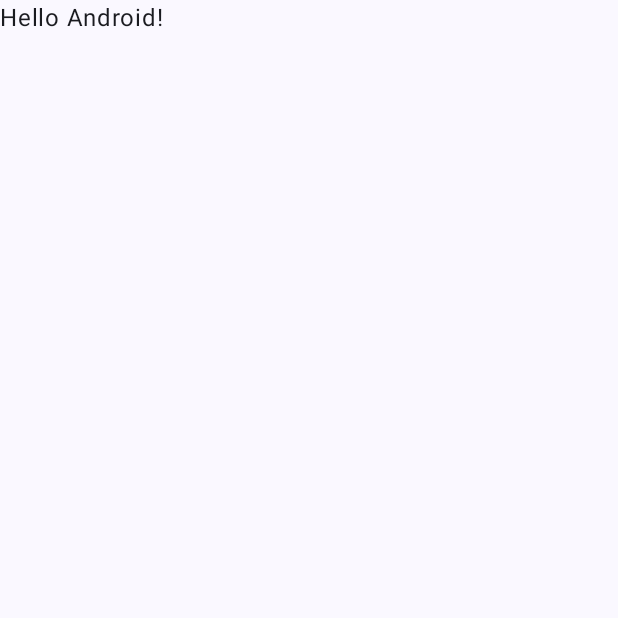
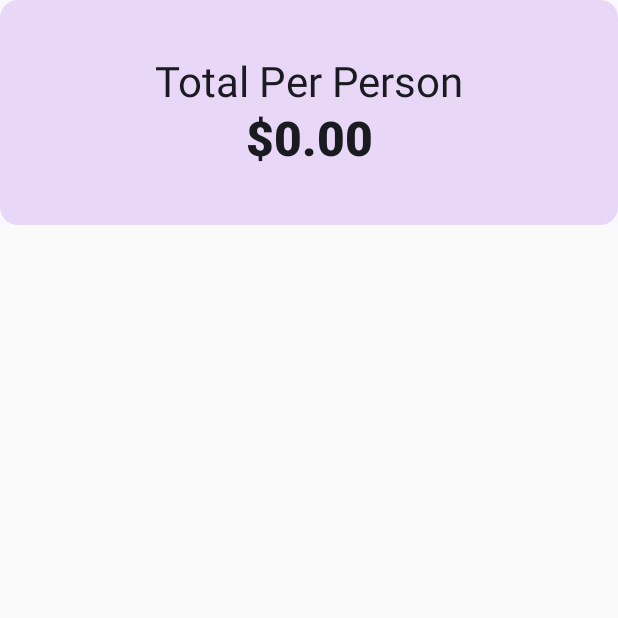
Before and after one commit to ayesh99747/Jetpack-Tip-App, an Android app built with Jetpack Compose: the screen it shows after launch (MainActivity), on a phone screen of 412 x 824 dp, the top half of it. Before the commit the part shown is almost empty. Run offline under Robolectric (Android 15) with nearby library versions, the phone set to English and light mode, and no system bars.

Commit message:
Created the top header.

```diff
--- a/app/build.gradle.kts
+++ b/app/build.gradle.kts
@@ -5,7 +5,7 @@ plugins {
 
 android {
     namespace = "com.example.jetpacktipapp"
-    compileSdk = 33
+    compileSdk = 34
 
     defaultConfig {
         applicationId = "com.example.jetpacktipapp"
--- a/app/src/main/java/com/example/jetpacktipapp/MainActivity.kt
+++ b/app/src/main/java/com/example/jetpacktipapp/MainActivity.kt
@@ -3,44 +3,85 @@ package com.example.jetpacktipapp
 import android.os.Bundle
 import androidx.activity.ComponentActivity
 import androidx.activity.compose.setContent
-import androidx.compose.foundation.layout.fillMaxSize
+import androidx.compose.foundation.layout.Arrangement
+import androidx.compose.foundation.layout.Column
+import androidx.compose.foundation.layout.fillMaxWidth
+import androidx.compose.foundation.layout.height
+import androidx.compose.foundation.layout.padding
+import androidx.compose.foundation.shape.CircleShape
+import androidx.compose.foundation.shape.CornerSize
+import androidx.compose.foundation.shape.RoundedCornerShape
 import androidx.compose.material3.MaterialTheme
 import androidx.compose.material3.Surface
 import androidx.compose.material3.Text
 import androidx.compose.runtime.Composable
+import androidx.compose.ui.Alignment
 import androidx.compose.ui.Modifier
+import androidx.compose.ui.draw.clip
+import androidx.compose.ui.graphics.Color
+import androidx.compose.ui.text.TextStyle
+import androidx.compose.ui.text.font.FontWeight
 import androidx.compose.ui.tooling.preview.Preview
+import androidx.compose.ui.unit.dp
 import com.example.jetpacktipapp.ui.theme.JetpackTipAppTheme
 
 class MainActivity : ComponentActivity() {
     override fun onCreate(savedInstanceState: Bundle?) {
         super.onCreate(savedInstanceState)
         setContent {
-            JetpackTipAppTheme {
-                // A surface container using the 'background' color from the theme
-                Surface(
-                    modifier = Modifier.fillMaxSize(),
-                    color = MaterialTheme.colorScheme.background
-                ) {
-                    Greeting("Android")
-                }
+
+            MyApp {
+                TopHeader()
             }
         }
     }
 }
 
+/*
+    We want to decouple the app by using a container function.
+    The JetTipAppTheme is a composable function.
+    The MyApp function is going to take in a composable as a parameter.
+ */
 @Composable
-fun Greeting(name: String, modifier: Modifier = Modifier) {
-    Text(
-        text = "Hello $name!",
-        modifier = modifier
-    )
+private fun MyApp(content: @Composable () -> Unit) {
+    JetpackTipAppTheme {
+        Surface(
+            color = MaterialTheme.colorScheme.background
+        ) {
+            content()
+        }
+    }
 }
+
+@Preview(showBackground = true)
+@Composable
+fun TopHeader(totalPerPerson: Double = 0.0){
+    Surface (
+        modifier = Modifier
+            .fillMaxWidth()
+            .height(150.dp)
+            .clip(shape = CircleShape.copy(all = CornerSize(12.dp))),
+        color = Color(0xFFe9d7f7)
+    ) {
+        Column (
+            modifier = Modifier.padding(12.dp),
+            horizontalAlignment = Alignment.CenterHorizontally,
+            verticalArrangement = Arrangement.Center,
+        ) {
+            val total = "%.2f".format(totalPerPerson)
+            Text(text = "Total Per Person", style = MaterialTheme.typography.headlineMedium)
+            Text(text = "$$total", style = MaterialTheme.typography.headlineLarge, fontWeight = FontWeight.ExtraBold)
+        }
+    }
+}
+
 
 @Preview(showBackground = true)
 @Composable
 fun GreetingPreview() {
     JetpackTipAppTheme {
-        Greeting("Android")
+        MyApp {
+            Text(text = "Hello Again")
+        }
     }
 }
```
